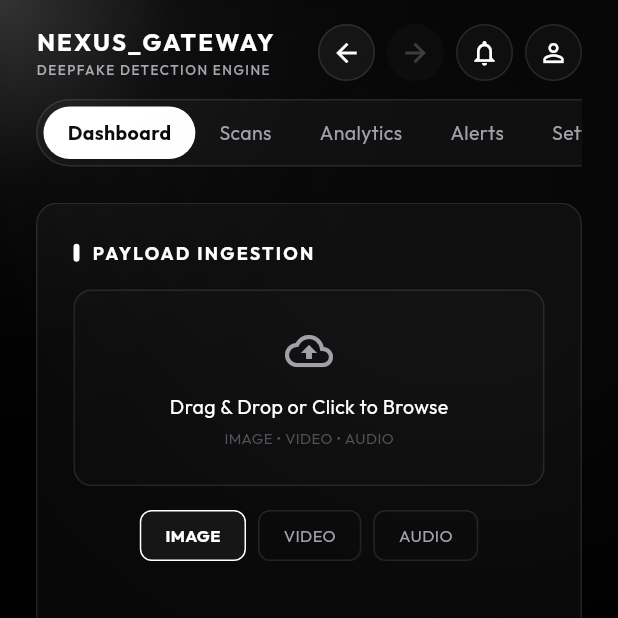
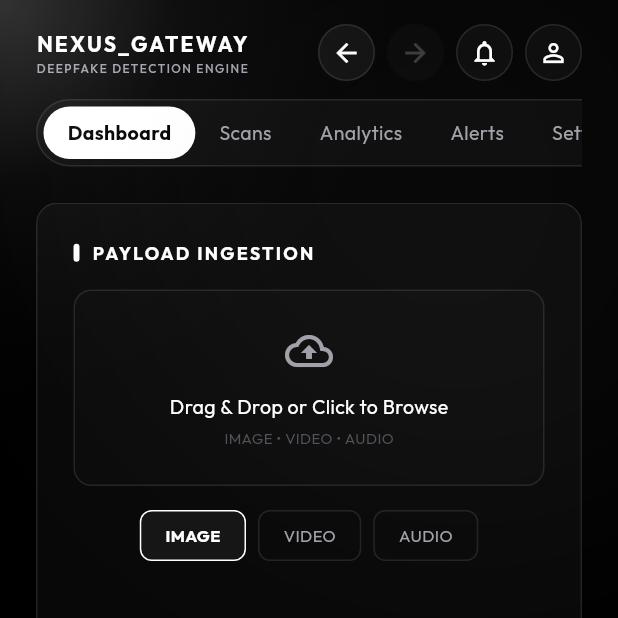
Before and after one commit to kushagra7-hack/deepfake-auth-hack2skill, a Flutter app: the DashboardScreen screen opened by its route, on a phone screen of 412 x 824 dp, the top half of it. Run offline on Flutter 3.47's test engine with Material 3 defaults, Android fonts, the phone set to English and light mode, and no system bars; our stand-ins replace file_picker, firebase_auth, firebase_core, flutter_spinkit, google_fonts, google_sign_in and 2 more; accounts and stored records are empty; network calls fail.

Commit message:
fix: resolve header brand text truncation and improve responsiveness

```diff
--- a/flutter-client/lib/screens/dashboard_screen.dart
+++ b/flutter-client/lib/screens/dashboard_screen.dart
@@ -414,26 +414,31 @@ class _DashboardScreenState extends State<DashboardScreen>
                         'NEXUS_GATEWAY',
                         style: GoogleFonts.outfit(
                           color: kWhite,
-                          fontSize: 16,
+                          fontSize: constraints.maxWidth < 400 ? 14 : 16,
                           fontWeight: FontWeight.bold,
                           letterSpacing: 1.5,
                         ),
-                        overflow: TextOverflow.ellipsis,
+                        maxLines: 1,
+                        softWrap: false,
+                        overflow: TextOverflow.visible,
                       ),
                       Text(
                         'DEEPFAKE DETECTION ENGINE',
                         style: GoogleFonts.outfit(
                           color: kGray400,
-                          fontSize: 9,
+                          fontSize: constraints.maxWidth < 400 ? 8 : 9,
                           fontWeight: FontWeight.w500,
                           letterSpacing: 1,
                         ),
-                        overflow: TextOverflow.ellipsis,
+                        maxLines: 1,
+                        softWrap: false,
+                        overflow: TextOverflow.visible,
                       ),
                     ],
                   ),
                 ),
                 Row(
+                  mainAxisSize: MainAxisSize.min,
                   children: [
                     const BrowserNavButtons(),
                     const SizedBox(width: 8),
@@ -455,30 +460,35 @@ class _DashboardScreenState extends State<DashboardScreen>
       return Row(
         mainAxisAlignment: MainAxisAlignment.spaceBetween,
         children: [
-          SizedBox(
-            width: 200,
+          Flexible(
+            flex: 2,
             child: Column(
               crossAxisAlignment: CrossAxisAlignment.start,
+              mainAxisSize: MainAxisSize.min,
               children: [
                 Text(
                   'NEXUS_GATEWAY',
                   style: GoogleFonts.outfit(
                     color: kWhite,
-                    fontSize: 20,
+                    fontSize: constraints.maxWidth < 900 ? 18 : 20,
                     fontWeight: FontWeight.bold,
-                    letterSpacing: 2,
-                  ),
-                  overflow: TextOverflow.ellipsis,
+                    letterSpacing: constraints.maxWidth < 900 ? 1.5 : 2,
+                  ),
+                  maxLines: 1,
+                  softWrap: false,
+                  overflow: TextOverflow.visible,
                 ),
                 Text(
                   'DEEPFAKE DETECTION ENGINE',
                   style: GoogleFonts.outfit(
                     color: kGray400,
-                    fontSize: 10,
+                    fontSize: constraints.maxWidth < 900 ? 9 : 10,
                     fontWeight: FontWeight.w500,
                     letterSpacing: 1,
                   ),
-                  overflow: TextOverflow.ellipsis,
+                  maxLines: 1,
+                  softWrap: false,
+                  overflow: TextOverflow.visible,
                 ),
               ],
             ),
@@ -488,8 +498,8 @@ class _DashboardScreenState extends State<DashboardScreen>
           _buildNavCapsule(),
 
           // Actions
-          SizedBox(
-            width: 300,
+          Flexible(
+            flex: 3,
             child: Wrap(
               spacing: 16.0,
               runSpacing: 16.0,
```
